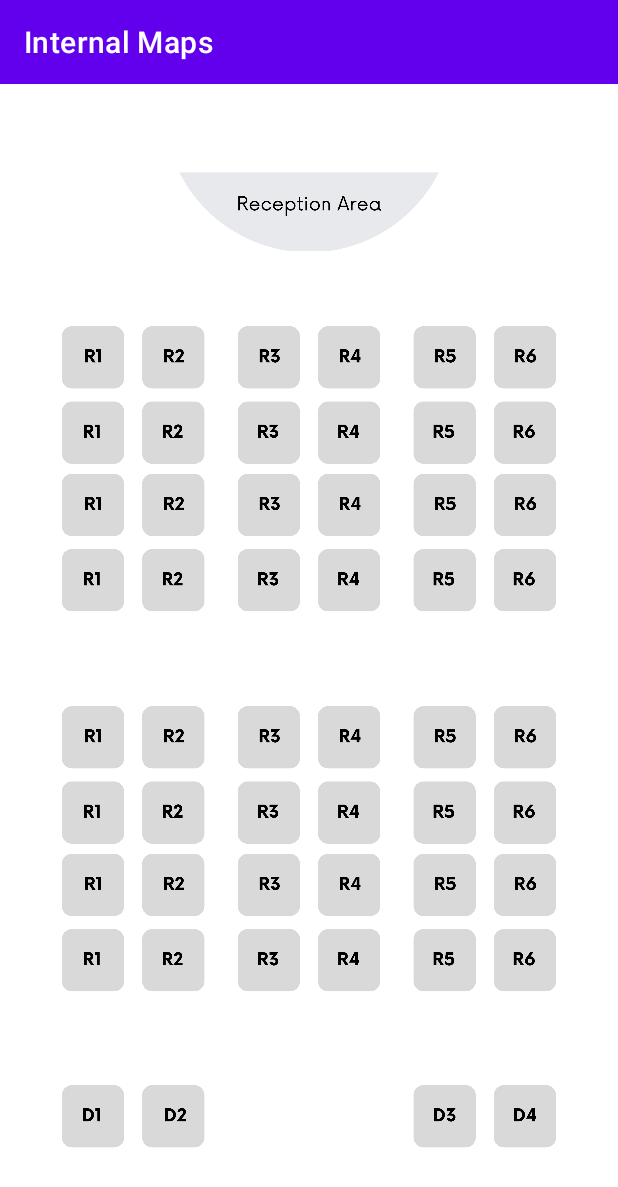
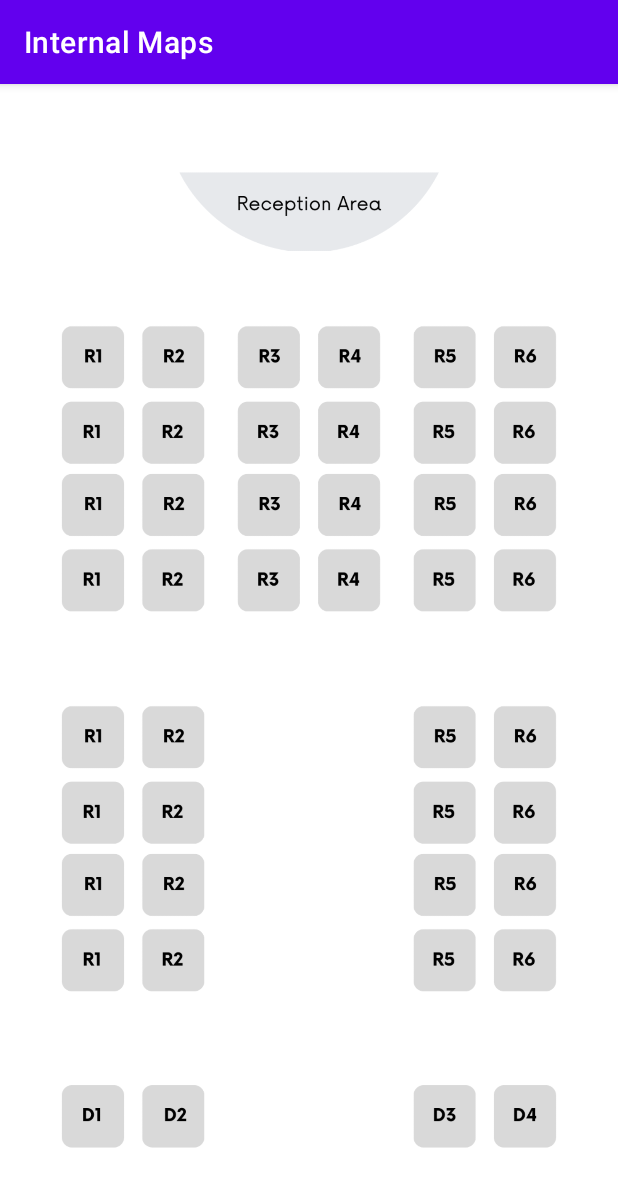
Before and after one commit to MingYeu/Mobile-Assignment, an Android app: the InternalMapActivity screen opened directly, with no data from a screen before it, on a phone screen of 412 x 824 dp. Shown: the top 1187 px of the screen. Run offline under Robolectric (Android 15) with nearby library versions, the phone set to English and light mode, and no system bars.

Commit message:
JY - internalMaps resources modified. - Version 8

```diff
--- a/app/src/main/res/layout/activity_internal_map.xml
+++ b/app/src/main/res/layout/activity_internal_map.xml
@@ -14,5 +14,5 @@
         app:layout_constraintEnd_toEndOf="parent"
         app:layout_constraintStart_toStartOf="parent"
         app:layout_constraintTop_toTopOf="parent"
-        app:srcCompat="@drawable/android" />
+        app:srcCompat="@drawable/warehouse_internal" />
 </androidx.constraintlayout.widget.ConstraintLayout>
```
Also changed, not shown: app/src/main/res/drawable/warehouse_internal.png, 1 other file.
